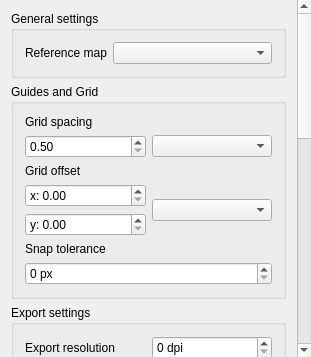
This is src/ui/layout/qgslayoutwidgetbase.ui in qgis/QGIS as Qt 5 draws it before an edit. The edited form follows.
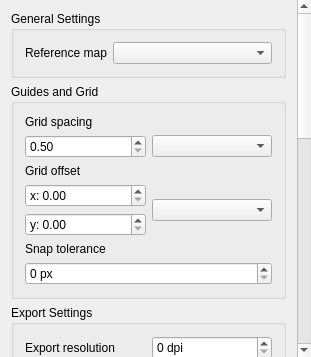
This is the edited form. Custom widgets are drawn as their Qt base class.

Patch:
```diff
--- a/src/ui/layout/qgslayoutwidgetbase.ui
+++ b/src/ui/layout/qgslayoutwidgetbase.ui
@@ -62,7 +62,7 @@
        <item>
         <widget class="QgsCollapsibleGroupBoxBasic" name="groupBox">
          <property name="title">
-          <string>General settings</string>
+          <string>General Settings</string>
          </property>
          <layout class="QGridLayout" name="gridLayout" columnstretch="0,1">
           <item row="0" column="0">
@@ -207,7 +207,7 @@
        <item>
         <widget class="QgsCollapsibleGroupBoxBasic" name="groupBox_3">
          <property name="title">
-          <string>Export settings</string>
+          <string>Export Settings</string>
          </property>
          <layout class="QGridLayout" name="gridLayout_3">
           <item row="4" column="0" colspan="2">
```
Left out of the diff: 2 changed lines with no effect on the pictures.
